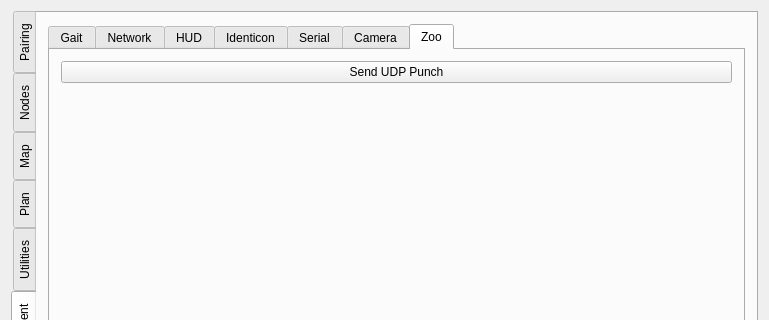
Above: libs/libcore/ui/HubWindow.ui from mrdeveloperdude/OctoMY before the change; both pictures show x 0 to 769 and y 0 to 320 of the 769 by 726 pixel window. Below: the same form after it.
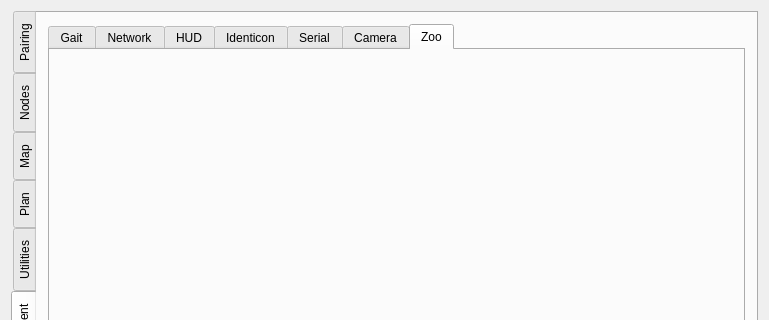
That is the form after the change. The open tabs and pages were chosen to show the change. Icons and pictures are not drawn. Custom widgets are drawn as their Qt base class.

Commit message: updated cmometns and removed UDB punch button

The edit to the form file:
```diff
--- a/libs/libcore/ui/HubWindow.ui
+++ b/libs/libcore/ui/HubWindow.ui
@@ -768,13 +768,6 @@
              <string>Zoo</string>
             </attribute>
             <layout class="QVBoxLayout" name="verticalLayout_12">
-             <item>
-              <widget class="QPushButton" name="pushButtonUDPPunch">
-               <property name="text">
-                <string>Send UDP Punch</string>
-               </property>
-              </widget>
-             </item>
              <item>
               <spacer name="verticalSpacer_3">
                <property name="orientation">
```
Left out of the diff: 4 changed lines with no effect on the pictures. The commit also changes 8 other files.
